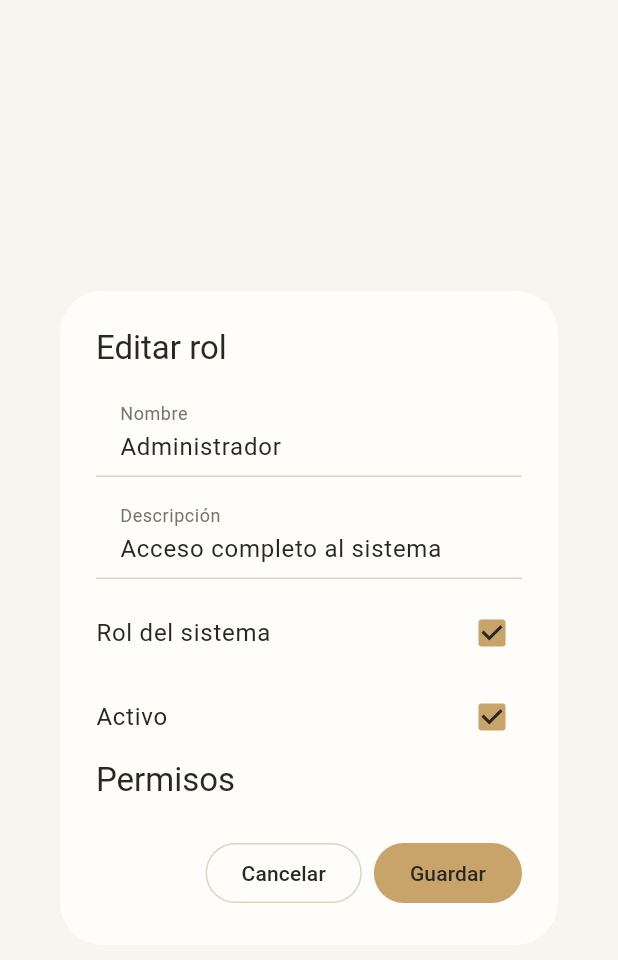
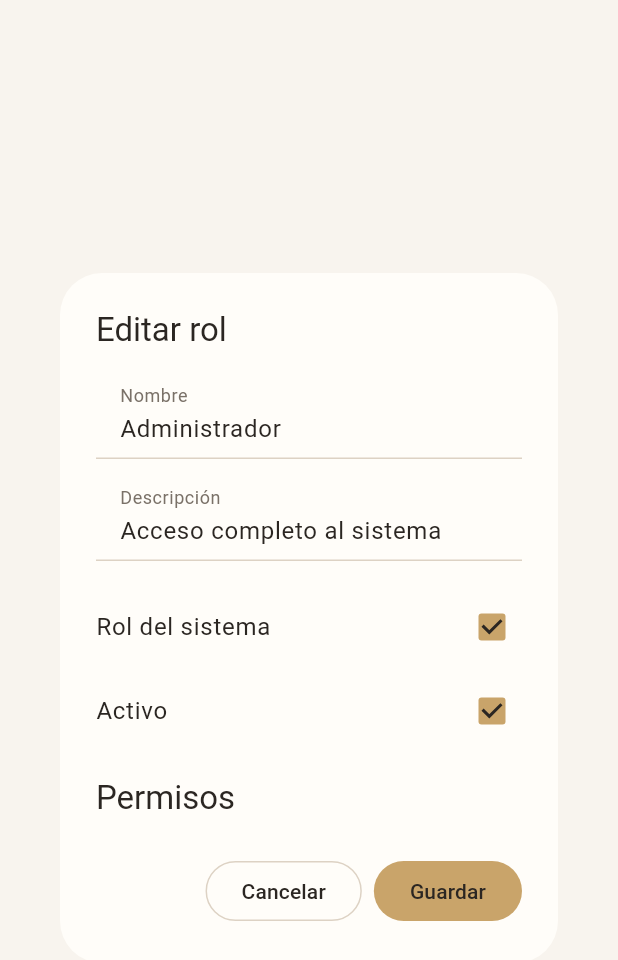
Before and after one commit to reySanchezDev/SmootControl, a Flutter app: the CreateRoleDialog widget shown alone on an empty page, opened directly with sample values from the repository, on a phone screen of 412 x 824 dp. Shown: the top 960 px of the screen. Run offline on Flutter 3.47's test engine with Material 3 defaults, Android fonts, the phone set to English and light mode, and no system bars; our stand-ins replace connectivity_plus, device_info_plus, drift, equatable, flutter_bloc, get_it and 3 more; accounts and stored records are empty; generated files the repository leaves out were written again.

Commit message:
fix(ux): standard responsive roles dialog and permission layout

```diff
--- a/lib/features/roles/presentation/widgets/create_role_dialog.dart
+++ b/lib/features/roles/presentation/widgets/create_role_dialog.dart
@@ -2,6 +2,7 @@ import 'package:flutter/material.dart';
 import 'package:smoo_control/core/design_system/app_button.dart';
 import 'package:smoo_control/core/design_system/app_input.dart';
 import 'package:smoo_control/core/design_system/app_text.dart';
+import 'package:smoo_control/core/design_system/backoffice_form_standards.dart';
 import 'package:smoo_control/features/roles/domain/entities/access_permission.dart';
 import 'package:smoo_control/features/roles/domain/entities/access_role.dart';
 import 'package:smoo_control/l10n/app_localizations.dart';
@@ -67,7 +68,7 @@ class _CreateRoleDialogState extends State<CreateRoleDialog> {
         variant: AppTextVariant.titleMedium,
       ),
       content: SizedBox(
-        width: 420,
+        width: BackofficeFormStandards.wideDialogWidth,
         child: SingleChildScrollView(
           child: Column(
             mainAxisSize: MainAxisSize.min,
@@ -78,7 +79,7 @@ class _CreateRoleDialogState extends State<CreateRoleDialog> {
                 label: l10n.roleDescriptionField,
                 controller: _descriptionController,
               ),
-              const SizedBox(height: 8),
+              const SizedBox(height: BackofficeFormStandards.sectionGap),
               CheckboxListTile(
                 contentPadding: EdgeInsets.zero,
                 title: AppText(l10n.systemRoleField),
@@ -92,6 +93,7 @@ class _CreateRoleDialogState extends State<CreateRoleDialog> {
                 value: _isActive,
                 onChanged: (value) => setState(() => _isActive = value ?? true),
               ),
+              const SizedBox(height: BackofficeFormStandards.sectionGap),
               Align(
                 alignment: Alignment.centerLeft,
                 child: AppText(
```
